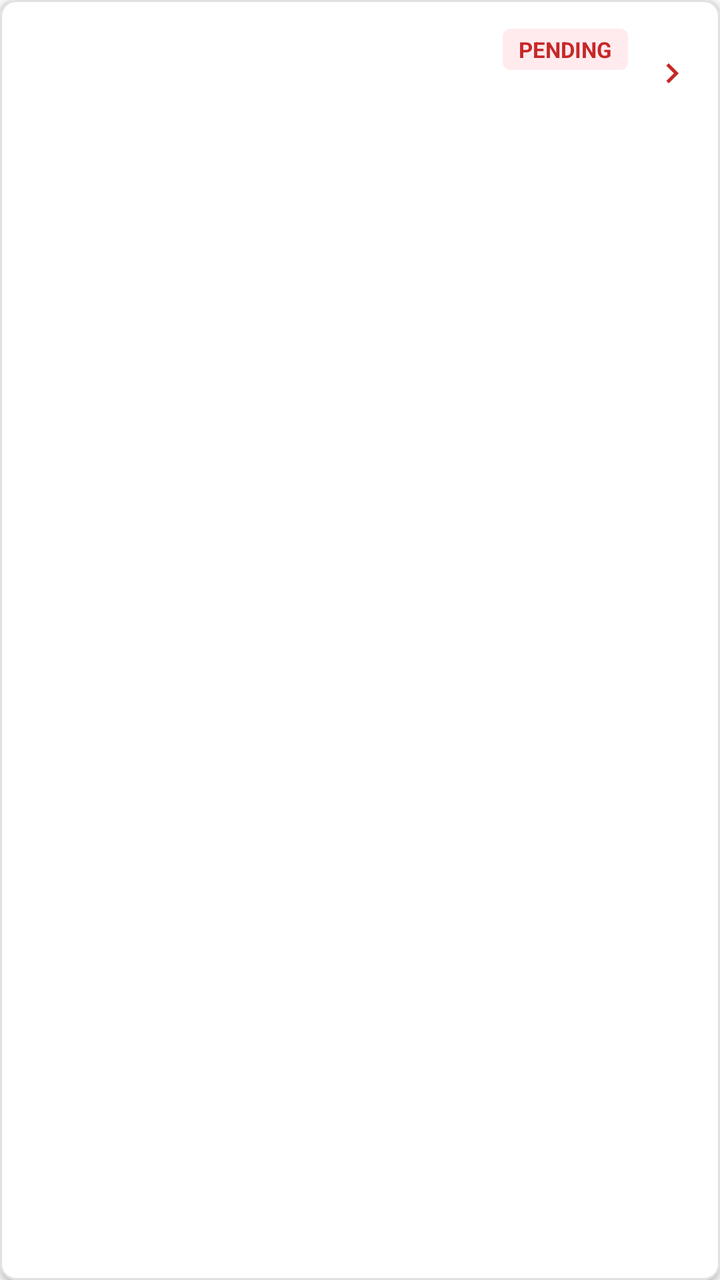
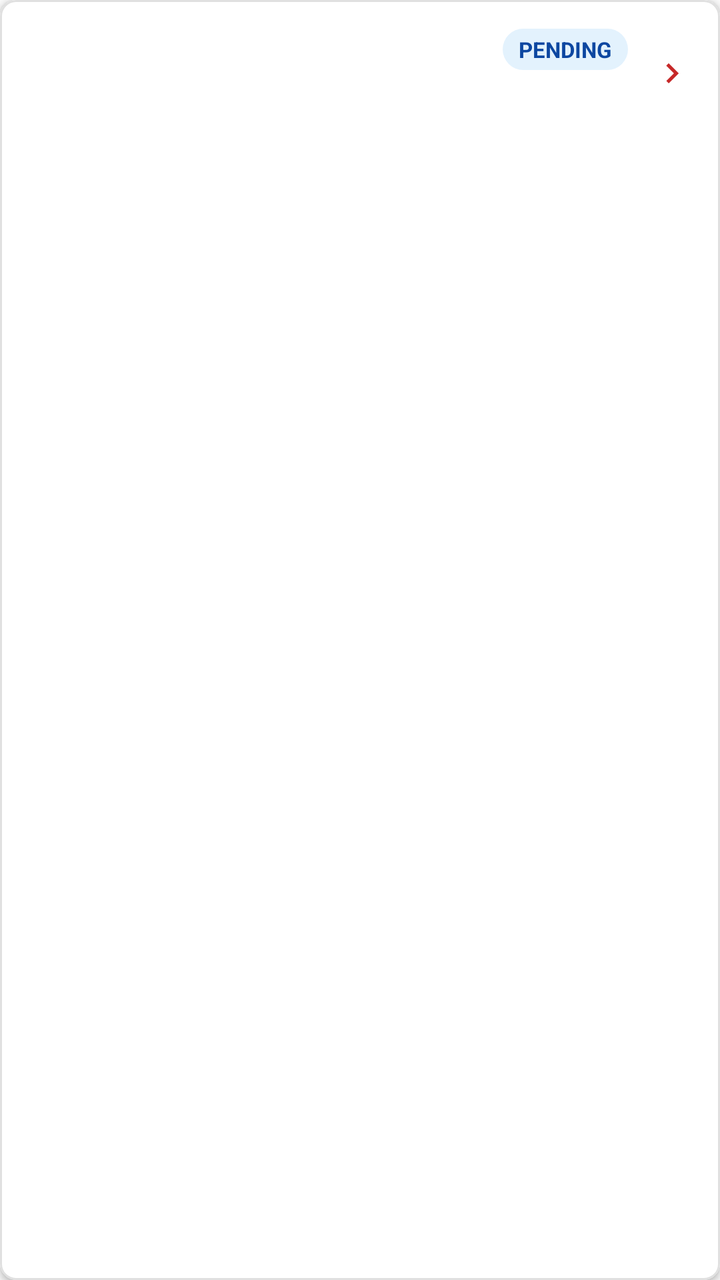

Before-and-after screenshots of an Android layout around one commit, followed by the original layout XML and the change that was made.
<!-- AndroidManifest.xml: application theme Theme.SmartHall -->
<!-- res/layout/item_global_complaint.xml -->
<?xml version="1.0" encoding="utf-8"?>
<com.google.android.material.card.MaterialCardView xmlns:android="http://schemas.android.com/apk/res/android"
    xmlns:app="http://schemas.android.com/apk/res-auto"
    android:layout_width="match_parent"
    android:layout_height="wrap_content"
    android:layout_marginStart="12dp"
    android:layout_marginEnd="12dp"
    android:layout_marginTop="6dp"
    android:layout_marginBottom="6dp"
    android:clickable="true"
    android:focusable="true"
    app:cardBackgroundColor="?attr/colorSurface"
    app:cardCornerRadius="8dp"
    app:cardElevation="2dp"
    app:strokeColor="@color/dividerColor"
    app:strokeWidth="1dp">

    <LinearLayout
        android:layout_width="match_parent"
        android:layout_height="wrap_content"
        android:orientation="horizontal"
        android:gravity="center_vertical"
        android:padding="14dp">

        <LinearLayout
            android:layout_width="0dp"
            android:layout_height="wrap_content"
            android:layout_weight="1"
            android:orientation="vertical">

            <LinearLayout
                android:layout_width="match_parent"
                android:layout_height="wrap_content"
                android:gravity="center_vertical"
                android:orientation="horizontal">

                <TextView
                    android:id="@+id/tvComplaintItemTitle"
                    android:layout_width="0dp"
                    android:layout_height="wrap_content"
                    android:layout_weight="1"
                    android:ellipsize="end"
                    android:maxLines="1"
                    android:textColor="?android:attr/textColorPrimary"
                    android:textSize="16sp"
                    android:textStyle="bold" />

                <TextView
                    android:id="@+id/tvComplaintItemStatus"
                    android:layout_width="wrap_content"
                    android:layout_height="wrap_content"
                    android:layout_marginStart="8dp"
                    android:background="@drawable/bg_badge_pending"
                    android:paddingStart="8dp"
                    android:paddingTop="3dp"
                    android:paddingEnd="8dp"
                    android:paddingBottom="3dp"
                    android:text="PENDING"
                    android:textColor="?attr/colorPrimary"
                    android:textSize="11sp"
                    android:textStyle="bold" />

            </LinearLayout>

            <LinearLayout
                android:layout_width="match_parent"
                android:layout_height="wrap_content"
                android:layout_marginTop="6dp"
                android:gravity="center_vertical"
                android:orientation="horizontal">

                <TextView
                    android:id="@+id/tvComplaintItemRoll"
                    android:layout_width="0dp"
                    android:layout_height="wrap_content"
                    android:layout_weight="1"
                    android:textColor="?android:attr/textColorSecondary"
                    android:textSize="13sp" />

                <TextView
                    android:id="@+id/tvComplaintItemDate"
                    android:layout_width="wrap_content"
                    android:layout_height="wrap_content"
                    android:textColor="?android:attr/textColorSecondary"
                    android:textSize="11sp" />

            </LinearLayout>

        </LinearLayout>

        <ImageView
            android:layout_width="20dp"
            android:layout_height="20dp"
            android:layout_marginStart="12dp"
            android:contentDescription="Open"
            android:src="@drawable/ic_chevron_right"
            app:tint="?attr/colorPrimary" />

    </LinearLayout>

</com.google.android.material.card.MaterialCardView>
<!-- resources referenced by this layout -->
<resources>
  <color name="dividerColor">#E0E0E0</color>
  <!-- drawable bg_badge_pending (drawable) -->
  <?xml version="1.0" encoding="utf-8"?>
  <shape xmlns:android="http://schemas.android.com/apk/res/android"
      android:shape="rectangle">
      <solid android:color="?attr/colorPrimaryContainer" />
      <corners android:radius="4dp" />
  </shape>
  <!-- drawable ic_chevron_right (drawable) -->
  <vector xmlns:android="http://schemas.android.com/apk/res/android"
      android:width="24dp"
      android:height="24dp"
      android:viewportWidth="24"
      android:viewportHeight="24">
      <path
          android:fillColor="?attr/colorPrimary"
          android:pathData="M10,6L8.59,7.41 13.17,12l-4.58,4.59L10,18l6,-6z" />
  </vector>
  <style name="Theme.SmartHall" parent="Theme.SmartHall.Crimson" />
  <style name="Theme.SmartHall.Crimson" parent="Theme.MaterialComponents.Light.NoActionBar">
          <item name="colorPrimary">@color/theme_crimson_primary</item>
          <item name="colorPrimaryVariant">#B71C1C</item>
          <item name="colorOnPrimary">@color/theme_crimson_on_primary</item>
          <item name="colorPrimaryContainer">@color/theme_crimson_primary_container</item>
          <item name="android:colorBackground">@color/theme_crimson_background</item>
          <item name="colorSurface">@color/theme_crimson_surface</item>
          <item name="colorOnSurface">@color/theme_crimson_on_surface</item>
          <item name="colorSecondary">@color/theme_crimson_secondary</item>
          <item name="colorSecondaryVariant">#263238</item>
          <item name="colorOnSecondary">#FFFFFF</item>
          <item name="colorAccent">@color/theme_crimson_primary</item>
          <item name="android:statusBarColor" tools:targetApi="l">#B71C1C</item>
          <item name="android:windowLightStatusBar" tools:targetApi="m">false</item>
      </style>
  <color name="theme_crimson_primary">#C62828</color>
  <color name="theme_crimson_on_primary">#FFFFFF</color>
  <color name="theme_crimson_primary_container">#FFEBEE</color>
  <color name="theme_crimson_background">#FAFAFA</color>
  <color name="theme_crimson_surface">#FFFFFF</color>
  <color name="theme_crimson_on_surface">#212121</color>
  <color name="theme_crimson_secondary">#37474F</color>
</resources>

<!-- the commit's change to res/layout/item_global_complaint.xml (unified diff, before → after) -->
@@ -56,7 +56,7 @@
                     android:paddingEnd="8dp"
                     android:paddingBottom="3dp"
                     android:text="PENDING"
-                    android:textColor="?attr/colorPrimary"
+                    android:textColor="#0D47A1"
                     android:textSize="11sp"
                     android:textStyle="bold" />
 
<!-- resource entries referenced after the edit -->
@@ -5,8 +5,8 @@
   <?xml version="1.0" encoding="utf-8"?>
   <shape xmlns:android="http://schemas.android.com/apk/res/android"
       android:shape="rectangle">
-      <solid android:color="?attr/colorPrimaryContainer" />
-      <corners android:radius="4dp" />
+      <solid android:color="#E3F2FD" />
+      <corners android:radius="12dp" />
   </shape>
   <!-- drawable ic_chevron_right (drawable) -->
   <vector xmlns:android="http://schemas.android.com/apk/res/android"
